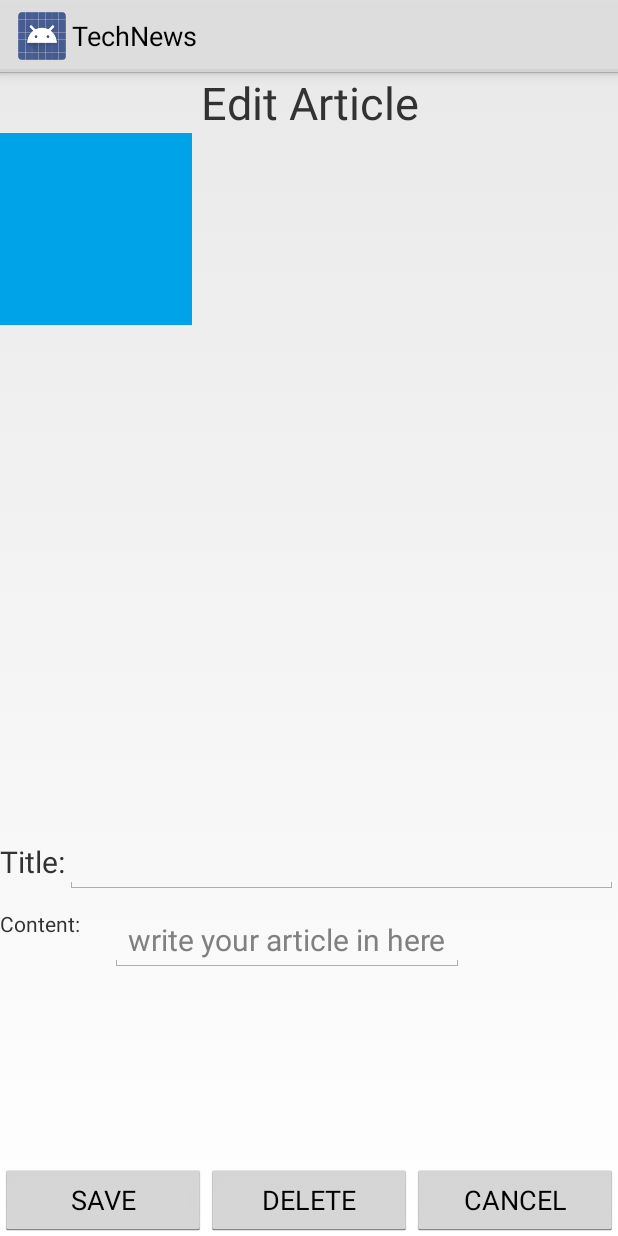
After one commit to talAroch/AndroidProject, an Android app: the layout fragment_edit_article.xml on its own in the app's theme, with its tools: preview values and no code run, on a phone screen of 412 x 824 dp. The commit adds this screen. Run offline under Robolectric (Android 15) with nearby library versions, the phone set to English and light mode, and no system bars.

Commit message:
add edit fragment

```diff
--- a/TechNews/app/src/main/res/layout/activity_login.xml
+++ b/TechNews/app/src/main/res/layout/activity_login.xml
@@ -6,7 +6,7 @@
     android:layout_height="match_parent"
     tools:context="com.example.arochta.technews.Controller.Login"
     android:orientation="vertical"
-    android:background="#b2ffff"
+    android:background="@drawable/appbackground"
     >
     <!--android:background="@drawable/background"-->
     <!--android:background="#b2ffff"-->
--- a/TechNews/app/src/main/res/layout/activity_registration.xml
+++ b/TechNews/app/src/main/res/layout/activity_registration.xml
@@ -6,7 +6,7 @@
     android:layout_height="match_parent"
     tools:context="com.example.arochta.technews.Controller.Registration"
     android:orientation="vertical"
-    android:background="#b2ffff"
+    android:background="@drawable/appbackground"
     >
     <!--android:background="@drawable/background"-->
     <!--android:background="#b2ffff"-->
--- /dev/null
+++ b/TechNews/app/src/main/res/layout/fragment_edit_article.xml
@@ -0,0 +1,110 @@
+<?xml version="1.0" encoding="utf-8"?>
+<LinearLayout xmlns:android="http://schemas.android.com/apk/res/android"
+    android:orientation="vertical" android:layout_width="match_parent"
+    android:layout_height="match_parent">
+
+        <TextView
+            android:layout_width="match_parent"
+            android:layout_height="wrap_content"
+            android:gravity="center"
+            android:text="Edit Article"
+            android:textSize="30sp" />
+
+        <LinearLayout
+            android:layout_width="wrap_content"
+            android:layout_height="wrap_content"
+            android:orientation="horizontal"
+            android:layout_weight="1">
+
+            <ImageView
+                android:layout_width="wrap_content"
+                android:layout_height="wrap_content"
+                android:scaleType="fitCenter"
+                android:layout_weight="1"
+                android:adjustViewBounds="true"
+                android:src="@drawable/background"/>
+
+        </LinearLayout>
+
+        <LinearLayout
+            android:layout_width="match_parent"
+            android:layout_height="wrap_content"
+            android:orientation="horizontal"
+            android:layout_marginBottom="10dp">
+
+            <TextView
+                android:layout_width="wrap_content"
+                android:layout_height="wrap_content"
+                android:gravity="center"
+                android:textSize="20dp"
+                android:text="Title:" />
+
+            <EditText
+                android:id="@+id/edit_article_title"
+                android:layout_width="match_parent"
+                android:layout_height="wrap_content"
+                android:textSize="20dp"
+                android:maxLines="2"/>
+        </LinearLayout>
+
+        <LinearLayout
+            android:layout_width="match_parent"
+            android:layout_height="wrap_content"
+            android:orientation="horizontal"
+            android:layout_marginBottom="20dp">
+
+            <TextView
+                android:layout_width="wrap_content"
+                android:layout_height="wrap_content"
+                android:text="Content:"
+                android:gravity="center" />
+
+            <ScrollView
+                android:id="@+id/ScrollView01"
+                android:layout_width="wrap_content"
+                android:layout_height="150dip">
+
+                <EditText
+                    android:layout_width="wrap_content"
+                    android:layout_height="wrap_content"
+                    android:id="@+id/edit_article_content"
+                    android:hint="write your article in here"
+                    android:layout_marginLeft="20dp"
+                    android:layout_marginRight="20dp"
+                    android:textSize="20dp"/>
+            </ScrollView>
+
+        </LinearLayout>
+
+        <LinearLayout
+            android:layout_width="match_parent"
+            android:layout_height="wrap_content"
+            android:orientation="horizontal">
+
+            <Button
+                android:id="@+id/editSaveBtn"
+                android:layout_width="1dp"
+                android:layout_height="wrap_content"
+                android:text="SAVE"
+                android:gravity="center"
+                android:layout_weight="1"/>
+            <Button
+                android:id="@+id/editDeleteBtn"
+                android:layout_width="1dp"
+                android:layout_height="wrap_content"
+                android:text="DELETE"
+                android:gravity="center"
+                android:layout_weight="1"/>
+            <Button
+                android:id="@+id/editCancelBtn"
+                android:layout_width="1dp"
+                android:layout_height="wrap_content"
+                android:text="CANCEL"
+                android:gravity="center"
+                android:layout_weight="1"/>
+
+
+        </LinearLayout>
+
+
+</LinearLayout>
```
Also changed, not shown: TechNews/app/src/main/java/com/example/arochta/technews/Controller/EditArticleFragment.java (added, +146 -0 lines), TechNews/app/src/main/java/com/example/arochta/technews/Controller/MainActivity.java (+26 -9 lines), TechNews/app/src/main/java/com/example/arochta/technews/Model/Model.java (+31 -2 lines), TechNews/app/src/main/res/layout/show_article.xml (+14 -5 lines), TechNews/app/src/main/appbackground-web.png (added), TechNews/app/src/main/res/drawable/appbackground.png (added), TechNews/app/src/main/res/mipmap-hdpi/appbackground.png (added), TechNews/app/src/main/res/mipmap-mdpi/appbackground.png (added), TechNews/app/src/main/res/mipmap-xhdpi/appbackground.png (added), TechNews/app/src/main/res/mipmap-xxhdpi/appbackground.png (added), TechNews/app/src/main/res/mipmap-xxxhdpi/appbackground.png (added).
